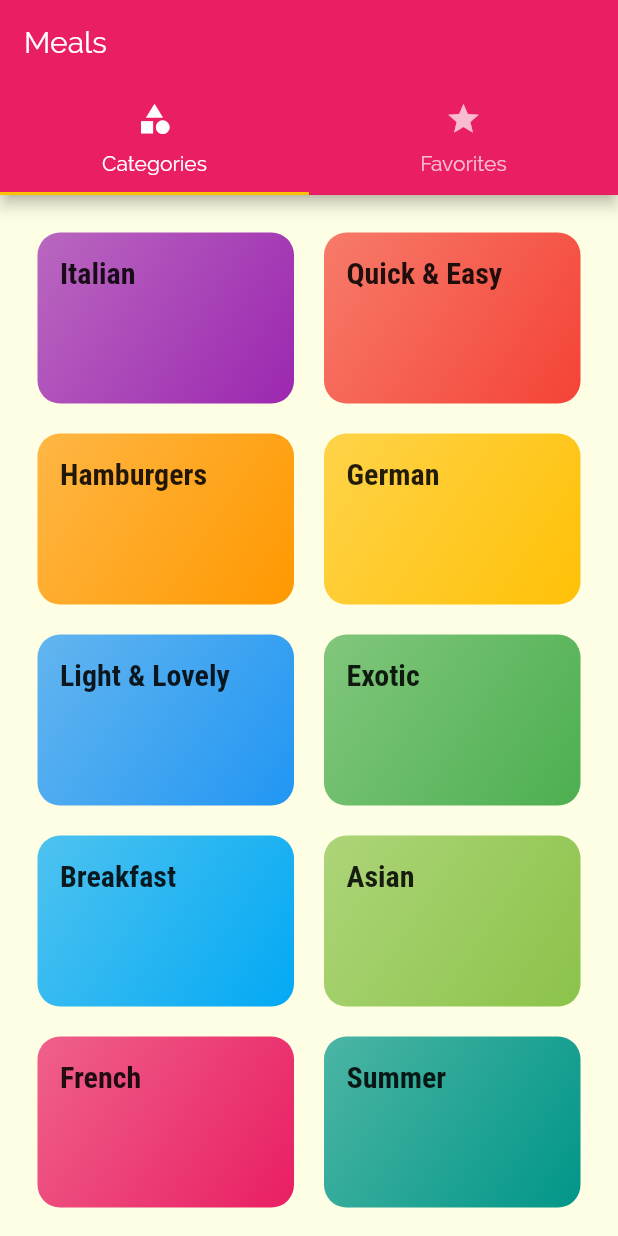
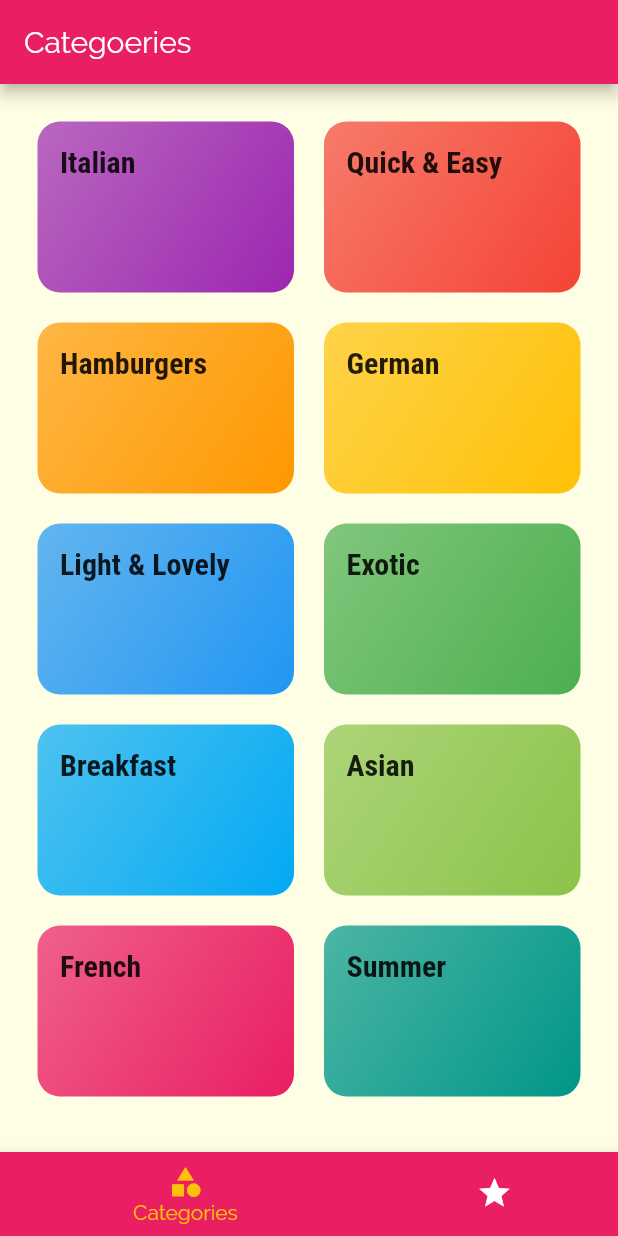
Before and after one commit to lamissmessaoudi/Meals-App, a Flutter app: the screen it shows after launch, on a phone screen of 412 x 824 dp. Run offline on Flutter 3.47's test engine with Material 2 defaults, Android fonts, the phone set to English and light mode, and no system bars.

```diff
--- a/lib/screens/tabs_screen.dart
+++ b/lib/screens/tabs_screen.dart
@@ -9,32 +9,51 @@ class TabsScreen extends StatefulWidget {
 }
 
 class _TabsScreenState extends State<TabsScreen> {
+  final List<Map<String, Object>> _pages = [
+    {
+      'page': CategoriesScreen(),
+      'title': 'Categoeries',
+    },
+    {
+      'page': FavoritesScreen(),
+      'title': 'Favorites',
+    },
+  ];
+
+  int _selectedPageIndex = 0;
+
+  void _selectPage(int index) {
+    setState(() {
+      _selectedPageIndex = index;
+    });
+  }
+
   @override
   Widget build(BuildContext context) {
-    return DefaultTabController(
-      length: 2, //how many tabs
-      child: Scaffold(
-        appBar: AppBar(
-          title: Text("Meals"),
-          bottom: TabBar(tabs: <Widget>[
-            Tab(
-              icon: Icon(
-                Icons.category,
-              ),
-              text: 'Categories',
-            ),
-            Tab(
-              icon: Icon(
-                Icons.star,
-              ),
-              text: 'Favorites',
-            )
-          ]),
-        ),
-        body: TabBarView(children: <Widget>[
-          CategoriesScreen(),
-          FavoritesScreen(),
-        ]),
+    return Scaffold(
+      appBar: AppBar(
+        title: Text(_pages[_selectedPageIndex]['title']),
+      ),
+      body: _pages[_selectedPageIndex]['page'],
+      bottomNavigationBar: BottomNavigationBar(
+        onTap: _selectPage,
+        items: [
+          BottomNavigationBarItem(
+            backgroundColor: Theme.of(context).primaryColor,
+            icon: Icon(Icons.category),
+            title: Text('Categories'),
+          ),
+          BottomNavigationBarItem(
+            backgroundColor: Theme.of(context).primaryColor,
+            icon: Icon(Icons.star),
+            title: Text('Favorites'),
+          )
+        ],
+        backgroundColor: Theme.of(context).primaryColor,
+        unselectedItemColor: Colors.white,
+        selectedItemColor: Theme.of(context).accentColor,
+        currentIndex: _selectedPageIndex,
+        type: BottomNavigationBarType.shifting,
       ),
     );
   }
```
